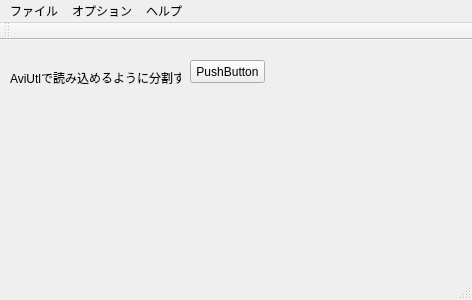
Before: the Qt Designer form mainwindow.ui in isudzumi/TsProcessor, drawn with Qt 5.
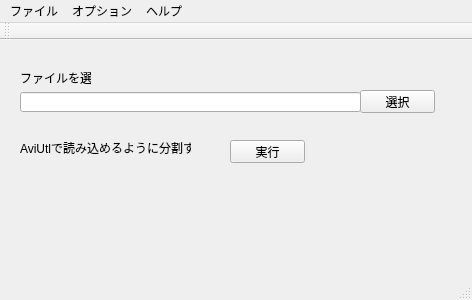
After: the same form once the commit is applied.

Patch:
```diff
--- a/mainwindow.ui
+++ b/mainwindow.ui
@@ -17,8 +17,8 @@
    <widget class="QLabel" name="label">
     <property name="geometry">
      <rect>
-      <x>10</x>
-      <y>30</y>
+      <x>20</x>
+      <y>100</y>
       <width>171</width>
       <height>16</height>
      </rect>
@@ -30,14 +30,50 @@
    <widget class="QPushButton" name="pushButton">
     <property name="geometry">
      <rect>
-      <x>190</x>
-      <y>20</y>
+      <x>230</x>
+      <y>100</y>
       <width>75</width>
       <height>23</height>
      </rect>
     </property>
     <property name="text">
-     <string>PushButton</string>
+     <string>実行</string>
+    </property>
+   </widget>
+   <widget class="QLineEdit" name="lineEdit_TsFile">
+    <property name="geometry">
+     <rect>
+      <x>20</x>
+      <y>52</y>
+      <width>341</width>
+      <height>20</height>
+     </rect>
+    </property>
+   </widget>
+   <widget class="QPushButton" name="pushButton_TsFile">
+    <property name="geometry">
+     <rect>
+      <x>360</x>
+      <y>50</y>
+      <width>75</width>
+      <height>23</height>
+     </rect>
+    </property>
+    <property name="text">
+     <string>選択</string>
+    </property>
+   </widget>
+   <widget class="QLabel" name="label_2">
+    <property name="geometry">
+     <rect>
+      <x>20</x>
+      <y>30</y>
+      <width>71</width>
+      <height>16</height>
+     </rect>
+    </property>
+    <property name="text">
+     <string>ファイルを選択</string>
     </property>
    </widget>
   </widget>
```
Left out of the diff: 2 changed lines with no effect on the pictures.
